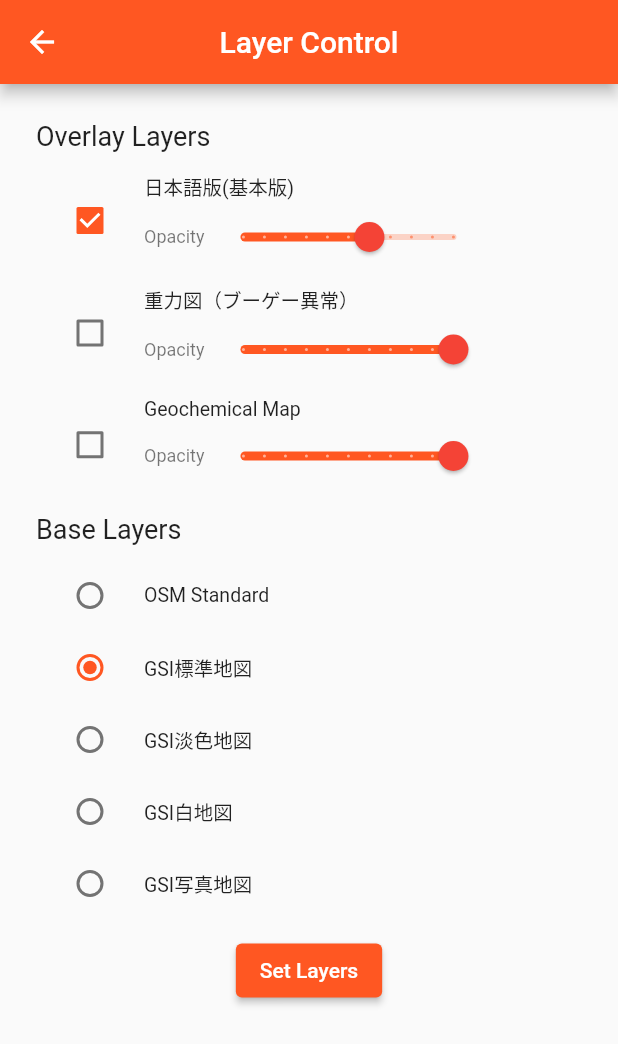
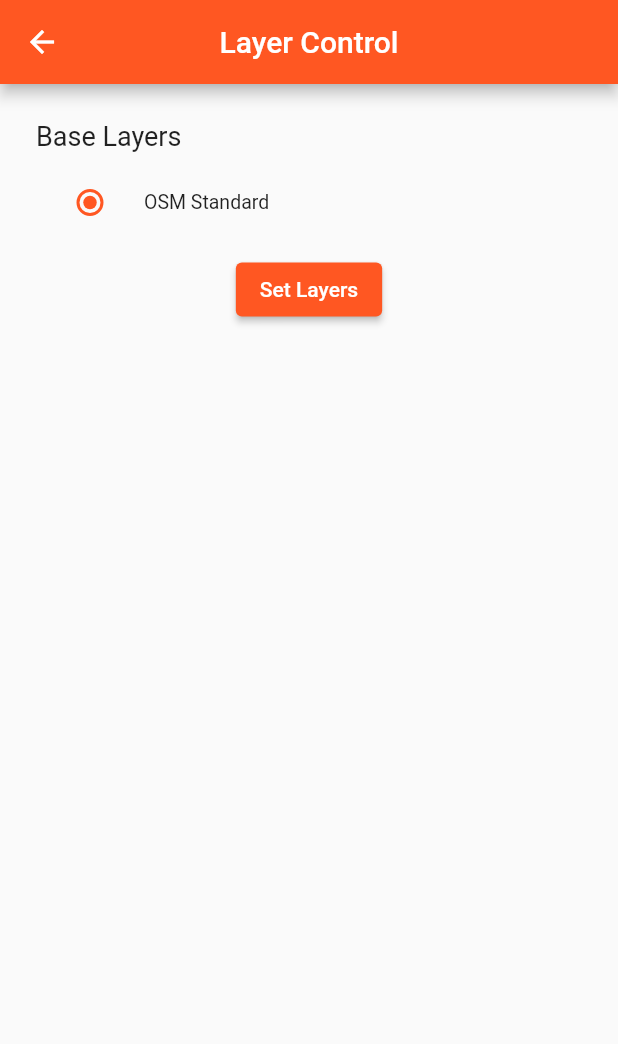
Before and after one commit to mbasa-georepublic/lobsta_client, a Flutter app: the IssueMapViewPagePt screen opened directly with empty values, after a tap on the "layers" icon, on a phone screen of 412 x 824 dp. Shown: the top 1044 px of the screen. Run offline on Flutter 3.47's test engine with Material 2 defaults, Android fonts, the phone set to English and light mode, and no system bars; our stand-ins replace cached_network_image, dio, flutter_map, image_picker, latlong2, location and 1 more; missing offline and left inert: flutter_cached_pdfview, flutter_map_dragmarker, flutter_map_line_editor; accounts and stored records are empty.

Commit message:
adding layers from rest api of redmine.

```diff
--- a/lib/pages/issue_mapview_page_line.dart
+++ b/lib/pages/issue_mapview_page_line.dart
@@ -130,7 +130,7 @@ class IssueMapViewPageLineState extends State<IssueMapViewPageLine> {
                         if (l != null) {
                           setState(() {
                             _mapLayers = l;
-                            LayerControlUtils.setModifiedLayerList(l);
+                            LayerControlUtils.modifiedMapLayerList = l;
                           });
                         }
                       },
--- a/lib/pages/issue_mapview_page_polygon.dart
+++ b/lib/pages/issue_mapview_page_polygon.dart
@@ -132,7 +132,7 @@ class IssueMapViewPagePolygonState extends State<IssueMapViewPagePolygon> {
                         if (l != null) {
                           setState(() {
                             _mapLayers = l;
-                            LayerControlUtils.setModifiedLayerList(l);
+                            LayerControlUtils.modifiedMapLayerList = l;
                           });
                         }
                       },
--- a/lib/pages/issue_mapview_page_pt.dart
+++ b/lib/pages/issue_mapview_page_pt.dart
@@ -119,7 +119,7 @@ class IssueMapViewPagePtState extends State<IssueMapViewPagePt> {
                         if (l != null) {
                           setState(() {
                             _mapLayers = l;
-                            LayerControlUtils.setModifiedLayerList(l);
+                            LayerControlUtils.modifiedMapLayerList = l;
                           });
                         }
                       },
--- a/lib/pages/main_page.dart
+++ b/lib/pages/main_page.dart
@@ -7,6 +7,7 @@ import 'package:lobsta_client/pages/profile_page.dart';
 import 'package:lobsta_client/pages/project_page.dart';
 import 'package:lobsta_client/pages/switch_account_page.dart';
 import 'package:lobsta_client/utils/dialog_utils.dart';
+import 'package:lobsta_client/utils/layer_control_utils.dart';
 
 class MainPage extends StatefulWidget {
   const MainPage({Key? key}) : super(key: key);
@@ -78,6 +79,7 @@ class MainPageState extends State<MainPage> {
 
   Future<List<Widget>> buildMyTasks() async {
     List<Widget> retVal = [];
+    LayerControlUtils.modifiedMapLayerList = [];
 
     String url = _userCred["url"].toString();
     String apiToken = _userCred["redmine_token"].toString();
@@ -212,8 +214,6 @@ class MainPageState extends State<MainPage> {
       ),
     );
 
-    debugPrint("DisableNavBar : $_diableNavBar  IsLoaded: $_isLoaded");
-
     return Scaffold(
       body: Scaffold(
         body: !_isLoaded ? waiting : _mainWidget,
--- a/lib/pages/map_layer_control_page.dart
+++ b/lib/pages/map_layer_control_page.dart
@@ -108,6 +108,7 @@ class MapLayerControlPageState extends State<MapLayerControlPage> {
       }
     }
 
+    if (overlayLayerWidgets.isNotEmpty) {
       combinedWidgets = [
             const Text(
               "Overlay Layers",
@@ -144,6 +145,31 @@ class MapLayerControlPageState extends State<MapLayerControlPage> {
               ),
             )
           ];
+    } else {
+      combinedWidgets = [
+            const Text(
+              "Base Layers",
+              style: TextStyle(fontSize: 18),
+            ),
+            const SizedBox(
+              height: 10,
+            ),
+          ] +
+          baseLayerWidgets +
+          [
+            const SizedBox(
+              height: 10,
+            ),
+            Center(
+              child: ElevatedButton(
+                onPressed: () {
+                  returnMapLayers();
+                },
+                child: const Text("Set Layers"),
+              ),
+            )
+          ];
+    }
 
     return Scaffold(
       appBar: AppBar(
--- a/lib/utils/layer_control_utils.dart
+++ b/lib/utils/layer_control_utils.dart
@@ -1,3 +1,4 @@
+import 'package:flutter/cupertino.dart';
 import 'package:flutter_map/flutter_map.dart';
 
 class MapLayer {
@@ -57,9 +58,71 @@ class LayerControlUtils {
   static List<MapLayer> _modifiedMapLayerList = [];
 
   static List<MapLayer> get modifiedMapLayerList => _modifiedMapLayerList;
-
+  static set modifiedMapLayerList(List<MapLayer> val) =>
+      _modifiedMapLayerList = val;
+/*
   static void setModifiedLayerList(List<MapLayer> val) {
     _modifiedMapLayerList = val;
+  }
+*/
+
+  static void configureGttLayers(List<dynamic> gttLayers) {
+    if (gttLayers.isNotEmpty) {
+      modifiedMapLayerList = [];
+      List<MapLayer> mapLayers = [];
+      bool isVisible = false;
+      bool isFirstBaseLayer = true;
+
+      for (Map<String, dynamic> gtt in gttLayers) {
+        String layerType = gtt["type"];
+
+        if (gtt["baselayer"] && isFirstBaseLayer) {
+          isVisible = true;
+          isFirstBaseLayer = false;
+        } else {
+          isVisible = false;
+        }
+
+        if (layerType.toUpperCase().contains("WMS")) {
+          List<String> wmsLayers = [];
+
+          Map<String, dynamic> s = gtt["options"]["params"];
+          Map<String, dynamic> t = {};
+          t = s.map((key, value) => MapEntry(key.toLowerCase(), value));
+
+          if (t["layers"] is String) {
+            wmsLayers.add(t["layers"]);
+          } else {
+            for (var str in t["layers"]) {
+              wmsLayers.add(str.toString());
+            }
+          }
+
+          MapLayer ml = MapLayer.wms(
+              gtt["name"],
+              gtt["options"]["url"],
+              "WMS",
+              0.5,
+              gtt["baselayer"],
+              isVisible,
+              wmsLayers, {}); //gtt["options"]["params"]);
+
+          mapLayers.add(ml);
+        } else if (layerType.toUpperCase().contains("XYZ") ||
+            layerType.toUpperCase().contains("OSM")) {
+          MapLayer ml = MapLayer.xyz(gtt["name"], gtt["options"]["url"], "XYZ",
+              0.5, gtt["baselayer"], isVisible, []);
+
+          mapLayers.add(ml);
+        } else {
+          debugPrint("GTTLayers: un-handled Layer Type $layerType");
+        }
+      }
+
+      if (mapLayers.isNotEmpty) {
+        modifiedMapLayerList = mapLayers;
+      }
+    }
   }
 
   static List<MapLayer> createMapLayerList() {
@@ -68,96 +131,16 @@ class LayerControlUtils {
     }
 
     List<MapLayer> _mapLayers = [];
-
     MapLayer mapLayer = MapLayer.xyz(
         "OSM Standard",
         "https://{s}.tile.openstreetmap.org/{z}/{x}/{y}.png",
         "xyz",
         1.0,
         true,
-        false,
+        true,
         ['a', 'b', 'c']);
 
     _mapLayers.add(mapLayer);
-
-    mapLayer = MapLayer.xyz(
-        "GSI標準地図",
-        "https://maps.gsi.go.jp/xyz/std/{z}/{x}/{y}.png?_=20210915a",
-        "xyz",
-        1.0,
-        true,
-        true, []);
-
-    _mapLayers.add(mapLayer);
-
-    mapLayer = MapLayer.xyz(
-        "GSI淡色地図",
-        "https://maps.gsi.go.jp/xyz/pale/{z}/{x}/{y}.png?_=20210915a",
-        "xyz",
-        1.0,
-        true,
-        false, []);
-
-    _mapLayers.add(mapLayer);
-
-    mapLayer = MapLayer.xyz(
-        "GSI白地図",
-        "https://maps.gsi.go.jp/xyz/blank/{z}/{x}/{y}.png?_=20210915a",
-        "xyz",
-        1.0,
-        true,
-        false, []);
-
-    _mapLayers.add(mapLayer);
-
-    mapLayer = MapLayer.xyz(
-        "GSI写真地図",
-        "https://maps.gsi.go.jp/xyz/seamlessphoto/{z}/{x}/{y}.jpg",
-        "xyz",
-        1.0,
-        true,
-        false, []);
-
-    _mapLayers.add(mapLayer);
-
-    mapLayer = MapLayer.wms(
-        "日本語版(基本版)",
-        "https://gbank.gsj.jp/ows/seamlessgeology200k_b?",
-        "WMS",
-        0.6,
-        false,
-        true,
-        ["Basic_Version_Japanese"],
-        {"tiled": "true"});
-
-    _mapLayers.add(mapLayer);
-
-    mapLayer = MapLayer.wms(
-      "重力図（ブーゲー異常）",
-      "https://gbank.gsj.jp/ows/gravdb?",
-      "WMS",
-      1.0,
-      false,
-      false,
-      ["BouguerAnomaly"],
-      {"tiled": "true"},
-    );
-
-    _mapLayers.add(mapLayer);
-
-    mapLayer = MapLayer.wms(
-      "Geochemical Map",
-      "https://gbank.gsj.jp/ows/geochemmap_en?",
-      "WMS",
-      1.0,
-      false,
-      false,
-      ["GeochemicalMap"],
-      {"tiled": "true"},
-    );
-
-    _mapLayers.add(mapLayer);
-
     return _mapLayers;
   }
 
```
Also changed, not shown: lib/pages/project_page.dart (+19 -0 lines). Lines whose indentation alone changed are shown as unchanged.
